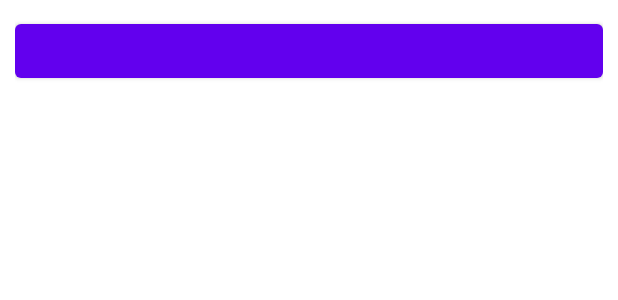
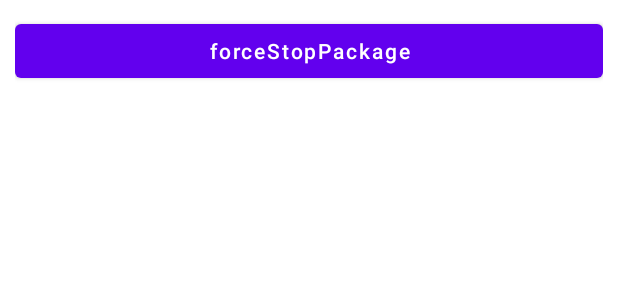
Before and after one commit to ailiboy520/Android-Detail, an Android app: the layout activity_main.xml on its own in the app's theme, with its tools: preview values and no code run, on a phone screen of 412 x 824 dp. Shown: the top 300 px of the screen. Run offline under Robolectric (Android 15) with nearby library versions, the phone set to English and light mode, and no system bars.

Commit message:
😮 rename function

```diff
--- a/process-kill/src/main/java/com/flywith24/process_kill/MainActivity.kt
+++ b/process-kill/src/main/java/com/flywith24/process_kill/MainActivity.kt
@@ -6,7 +6,7 @@ import android.view.View
 import androidx.appcompat.app.AppCompatActivity
 
 class MainActivity : AppCompatActivity(R.layout.activity_main) {
-    fun killProcess(view: View) {
+    fun forceStopPackage(view: View) {
         val manager = getSystemService(Context.ACTIVITY_SERVICE) as ActivityManager
         manager.forceStopPackageAsUser("flywith24.android.detail", -1)
     }
--- a/process-kill/src/main/res/layout/activity_main.xml
+++ b/process-kill/src/main/res/layout/activity_main.xml
@@ -10,6 +10,8 @@
     <com.google.android.material.button.MaterialButton
         android:layout_width="match_parent"
         android:layout_height="wrap_content"
-        android:onClick="killProcess" />
+        android:onClick="forceStopPackage"
+        android:text="@string/force_stop_package"
+        android:textAllCaps="false" />
 
 </androidx.appcompat.widget.LinearLayoutCompat>
--- a/process-kill/src/main/res/values/strings.xml
+++ b/process-kill/src/main/res/values/strings.xml
@@ -1,3 +1,4 @@
 <resources>
     <string name="app_name">process-kill</string>
+    <string name="force_stop_package">forceStopPackage</string>
 </resources>
```
